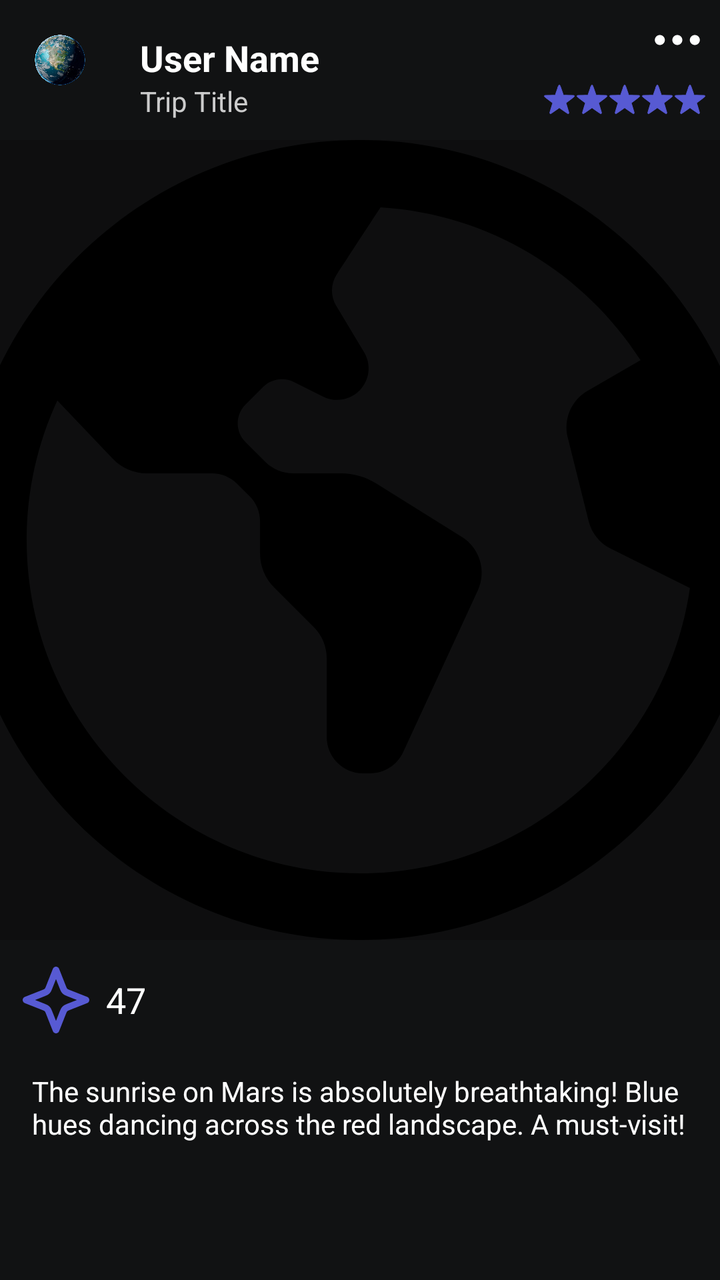
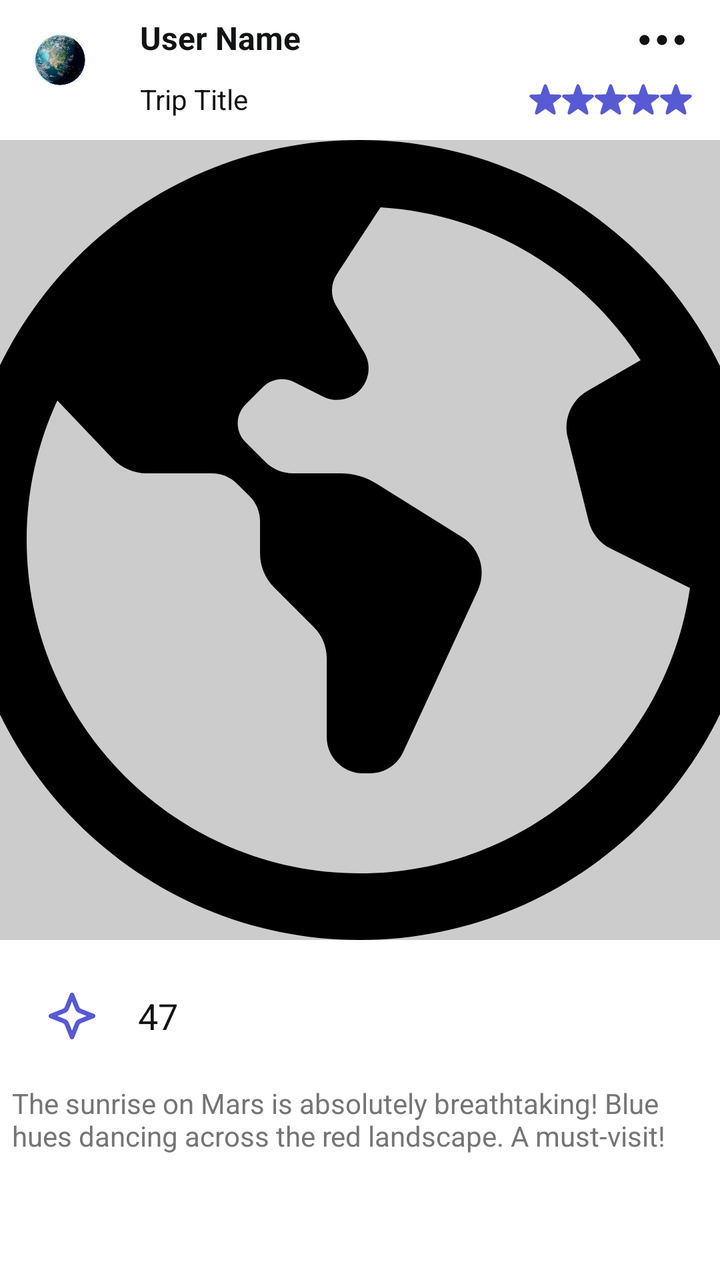

The first picture is an Android layout as it rendered before a commit; the second is the same layout after the commit. The layout source and the unified diff follow.
<!-- AndroidManifest.xml: application theme Theme.SpaceAdvisor -->
<!-- res/layout/item_post.xml -->
<?xml version="1.0" encoding="utf-8"?>
<androidx.constraintlayout.widget.ConstraintLayout xmlns:android="http://schemas.android.com/apk/res/android"
    xmlns:app="http://schemas.android.com/apk/res-auto"
    android:layout_width="match_parent"
    android:layout_height="wrap_content"
    android:layout_margin="10dp"
    android:background="@color/layout_background_primary"
    android:clickable="true"
    android:focusable="true"
    android:orientation="vertical">


    <RelativeLayout
        android:id="@+id/post_header_container"
        android:layout_width="match_parent"
        android:layout_height="60dp"
        app:layout_constraintEnd_toEndOf="parent"
        app:layout_constraintStart_toStartOf="parent"
        app:layout_constraintTop_toTopOf="parent">

        <ImageView
            android:id="@+id/user_profile_image_post_item"
            style="@style/ShapeAppearance.Material3.Corner.Full"
            android:layout_width="60dp"
            android:layout_height="60dp"
            android:layout_alignParentStart="true"
            android:src="@drawable/pic_profile" />

        <LinearLayout
            android:layout_width="wrap_content"
            android:layout_height="wrap_content"
            android:layout_alignParentBottom="true"
            android:layout_centerVertical="true"
            android:layout_marginStart="10dp"
            android:layout_toEndOf="@+id/user_profile_image_post_item"
            android:orientation="vertical">

            <TextView
                android:id="@+id/user_name_post_item"
                android:layout_width="wrap_content"
                android:layout_height="wrap_content"
                android:text="User Name"
                android:textColor="@color/text_primary"
                android:textSize="18sp"
                android:textStyle="bold" />

            <TextView
                android:id="@+id/trip_title_post_item"
                android:layout_width="wrap_content"
                android:layout_height="wrap_content"
                android:text="Trip Title"
                android:textColor="@color/text_quaternary_light"
                android:textSize="14sp" />
        </LinearLayout>

        <LinearLayout
            android:layout_width="wrap_content"
            android:layout_height="wrap_content"
            android:layout_alignParentEnd="true"
            android:layout_alignParentBottom="true"
            android:layout_marginEnd="5dp"
            android:orientation="horizontal">

            <ImageView
                android:id="@+id/rating_star_01_post_item"
                android:layout_width="20dp"
                android:layout_height="20dp"
                android:layout_marginEnd="-4dp"
                android:src="@drawable/ic_rating_star_filled" />

            <ImageView
                android:id="@+id/rating_star_02_post_item"
                android:layout_width="20dp"
                android:layout_height="20dp"
                android:layout_marginEnd="-4dp"
                android:src="@drawable/ic_rating_star_filled" />

            <ImageView
                android:id="@+id/rating_star_03_post_item"
                android:layout_width="20dp"
                android:layout_height="20dp"
                android:layout_marginEnd="-4dp"
                android:src="@drawable/ic_rating_star_filled" />

            <ImageView
                android:id="@+id/rating_star_04_post_item"
                android:layout_width="20dp"
                android:layout_height="20dp"
                android:layout_marginEnd="-4dp"
                android:src="@drawable/ic_rating_star_filled" />

            <ImageView
                android:id="@+id/rating_star_05_post_item"
                android:layout_width="20dp"
                android:layout_height="20dp"
                android:src="@drawable/ic_rating_star_filled" />

        </LinearLayout>

        <com.google.android.material.button.MaterialButton
            android:id="@+id/settings_btn_post_item"
            style="@style/Widget.Material3.Button.IconButton"
            android:layout_width="wrap_content"
            android:layout_height="40dp"
            android:layout_alignParentTop="true"
            android:layout_alignParentEnd="true"
            android:layout_marginEnd="-8dp"
            app:icon="@drawable/ic_dots"
            app:iconSize="30dp"
            app:iconTint="@color/icon_primary" />
    </RelativeLayout>

    <RelativeLayout
        android:id="@+id/post_image_container"
        android:layout_width="match_parent"
        android:layout_height="400dp"
        android:layout_marginTop="10dp"
        app:layout_constraintTop_toBottomOf="@+id/post_header_container">

        <ImageView
            android:id="@+id/image_post_item"
            android:layout_width="match_parent"
            android:layout_height="match_parent"
            android:background="@color/layout_background_primary"
            android:clickable="true"
            android:scaleType="centerCrop"
            android:src="@drawable/ic_home_earth" />

        <View
            android:layout_width="match_parent"
            android:layout_height="match_parent"
            android:background="@color/layout_background_transparent_black_20" />

    </RelativeLayout>

    <LinearLayout
        android:layout_width="match_parent"
        android:layout_height="wrap_content"
        android:layout_marginTop="10dp"
        android:orientation="vertical"
        app:layout_constraintTop_toBottomOf="@+id/post_image_container">


        <LinearLayout
            android:layout_width="wrap_content"
            android:layout_height="wrap_content"
            android:gravity="center_vertical"
            android:orientation="horizontal">

            <ImageView
                android:id="@+id/like_btn_post_item"
                android:layout_width="40dp"
                android:layout_height="40dp"
                android:layout_marginStart="8dp"
                android:src="@drawable/ic_star_outlined"
                app:tint="@color/btn_fill_tertiary" />

            <TextView
                android:id="@+id/like_counter_post_item"
                android:layout_width="wrap_content"
                android:layout_height="wrap_content"
                android:layout_marginStart="5dp"
                android:text="47"
                android:textColor="@color/text_primary"
                android:textSize="18sp" />

        </LinearLayout>

        <TextView
            android:id="@+id/description_post_item"
            android:layout_width="match_parent"
            android:layout_height="wrap_content"
            android:layout_marginStart="16dp"
            android:layout_marginTop="16dp"
            android:layout_marginBottom="34dp"
            android:text="The sunrise on Mars is absolutely breathtaking! Blue hues dancing across the red landscape. A must-visit!"
            android:textColor="@color/text_primary"
            android:textSize="14sp" />

    </LinearLayout>

    <com.google.android.material.card.MaterialCardView
        android:id="@+id/post_settings_btn_container"
        android:layout_width="wrap_content"
        android:layout_height="wrap_content"
        android:layout_marginEnd="45dp"
        android:visibility="gone"
        app:cardBackgroundColor="@color/layout_background_transparent_black_80"
        app:cardCornerRadius="16dp"
        app:cardElevation="0dp"
        app:layout_constraintEnd_toEndOf="parent"
        app:strokeColor="@color/layout_stroke_tertiary"
        app:strokeWidth="2dp">

        <LinearLayout
            android:layout_width="wrap_content"
            android:layout_height="wrap_content"
            android:orientation="vertical">

            <com.google.android.material.button.MaterialButton
                android:id="@+id/delete_btn_post_item"
                android:layout_width="150dp"
                android:layout_height="wrap_content"
                android:backgroundTint="@color/btn_fill_transparent"
                android:text="Delete"
                android:textColor="@color/text_alert"
                android:textSize="16sp" />

            <com.google.android.material.button.MaterialButton
                android:id="@+id/edit_btn_post_item"
                android:layout_width="150dp"
                android:layout_height="wrap_content"
                android:backgroundTint="@color/btn_fill_transparent"
                android:text="Edit"
                android:textColor="@color/text_primary"
                android:textSize="16sp" />

        </LinearLayout>

    </com.google.android.material.card.MaterialCardView>

</androidx.constraintlayout.widget.ConstraintLayout>
<!-- resources referenced by this layout -->
<resources>
  <color name="btn_fill_tertiary">@color/space_purple</color>
  <color name="btn_fill_transparent">@color/transparent</color>
  <color name="icon_primary">@color/white</color>
  <color name="layout_background_primary">@color/deep_black</color>
  <color name="layout_background_transparent_black_20">@color/transparent_black_20</color>
  <color name="layout_background_transparent_black_80">@color/transparent_black_80</color>
  <color name="layout_stroke_tertiary">@color/transparent_white_20</color>
  <color name="text_alert">@color/alert</color>
  <color name="text_primary">@color/white</color>
  <color name="text_quaternary_light">@color/gray_light</color>
  <!-- drawable ic_dots (drawable) -->
  <?xml version="1.0" encoding="utf-8"?>
  <vector xmlns:android="http://schemas.android.com/apk/res/android"
      android:width="24dp"
      android:height="24dp"
      android:viewportWidth="24"
      android:viewportHeight="24">
  
      <path
          android:fillColor="#000000"
          android:pathData="M5 10C6.10457 10 7 10.8954 7 12C7 13.1046 6.10457 14 5 14C3.89543 14 3 13.1046 3 12C3 10.8954 3.89543 10 5 10Z" />
      <path
          android:fillColor="#000000"
          android:pathData="M12 10C13.1046 10 14 10.8954 14 12C14 13.1046 13.1046 14 12 14C10.8954 14 10 13.1046 10 12C10 10.8954 10.8954 10 12 10Z" />
      <path
          android:fillColor="#000000"
          android:pathData="M21 12C21 10.8954 20.1046 10 19 10C17.8954 10 17 10.8954 17 12C17 13.1046 17.8954 14 19 14C20.1046 14 21 13.1046 21 12Z" />
  </vector>
  <!-- drawable ic_rating_star_filled: vector/xml drawable (drawable, 2072 chars, omitted) -->
  <!-- drawable ic_star_outlined (drawable) -->
  <?xml version="1.0" encoding="utf-8"?>
  <vector xmlns:android="http://schemas.android.com/apk/res/android"
      android:width="24dp"
      android:height="24dp"
      android:viewportWidth="24"
      android:viewportHeight="24">
  
      <path
          android:fillColor="#00000000"
          android:strokeColor="#000000"
          android:strokeWidth="2"
          android:strokeLineJoin="round"
          android:strokeLineCap="round"
          android:pathData="M12 3L14.0357 8.16153C14.2236 8.63799 14.3175 8.87622 14.4614 9.0771C14.5889 9.25516 14.7448 9.41106 14.9229 9.53859C15.1238 9.68245 15.362 9.77641 15.8385 9.96432L21 12L15.8385 14.0357C15.362 14.2236 15.1238 14.3175 14.9229 14.4614C14.7448 14.5889 14.5889 14.7448 14.4614 14.9229C14.3175 15.1238 14.2236 15.362 14.0357 15.8385L12 21L9.96432 15.8385C9.77641 15.362 9.68245 15.1238 9.53859 14.9229C9.41106 14.7448 9.25516 14.5889 9.0771 14.4614C8.87622 14.3175 8.63799 14.2236 8.16153 14.0357L3 12L8.16153 9.96432C8.63799 9.77641 8.87622 9.68245 9.0771 9.53859C9.25516 9.41106 9.41106 9.25516 9.53859 9.0771C9.68245 8.87622 9.77641 8.63799 9.96432 8.16153L12 3Z" />
  </vector>
  <style name="Theme.SpaceAdvisor" parent="Base.Theme.SpaceAdvisor" />
  <color name="space_purple">#575AD3</color>
  <color name="transparent">#00000000</color>
  <color name="white">#FFFFFFFF</color>
  <color name="deep_black">#111213</color>
  <color name="transparent_black_20">#33000000</color>
  <color name="transparent_black_80">#CD000000</color>
  <color name="transparent_white_20">#33FFFFFF</color>
  <color name="alert">@color/red_muted</color>
  <color name="gray_light">#CCCCCC</color>
  <style name="Base.Theme.SpaceAdvisor" parent="Theme.Material3.DayNight.NoActionBar">
          
      </style>
  <color name="red_muted">#B3261E</color>
  <!-- unchanged entries left out for length: 2 -->
</resources>

<!-- the commit's change to res/layout/item_post.xml (unified diff, before → after) -->
@@ -3,17 +3,17 @@
     xmlns:app="http://schemas.android.com/apk/res-auto"
     android:layout_width="match_parent"
     android:layout_height="wrap_content"
-    android:layout_margin="10dp"
-    android:background="@color/layout_background_primary"
+    android:layout_marginHorizontal="6dp"
+    android:layout_marginVertical="24dp"
+    android:background="@color/background"
     android:clickable="true"
-    android:focusable="true"
-    android:orientation="vertical">
-
-
-    <RelativeLayout
+    android:focusable="true">
+
+
+    <LinearLayout
         android:id="@+id/post_header_container"
         android:layout_width="match_parent"
-        android:layout_height="60dp"
+        android:layout_height="wrap_content"
         app:layout_constraintEnd_toEndOf="parent"
         app:layout_constraintStart_toStartOf="parent"
         app:layout_constraintTop_toTopOf="parent">
@@ -23,92 +23,108 @@
             style="@style/ShapeAppearance.Material3.Corner.Full"
             android:layout_width="60dp"
             android:layout_height="60dp"
-            android:layout_alignParentStart="true"
+            android:layout_gravity="center_vertical"
             android:src="@drawable/pic_profile" />
 
         <LinearLayout
-            android:layout_width="wrap_content"
+            android:layout_width="match_parent"
             android:layout_height="wrap_content"
-            android:layout_alignParentBottom="true"
-            android:layout_centerVertical="true"
-            android:layout_marginStart="10dp"
-            android:layout_toEndOf="@+id/user_profile_image_post_item"
             android:orientation="vertical">
 
-            <TextView
-                android:id="@+id/user_name_post_item"
-                android:layout_width="wrap_content"
-                android:layout_height="wrap_content"
-                android:text="User Name"
-                android:textColor="@color/text_primary"
-                android:textSize="18sp"
-                android:textStyle="bold" />
-
-            <TextView
-                android:id="@+id/trip_title_post_item"
-                android:layout_width="wrap_content"
-                android:layout_height="wrap_content"
-                android:text="Trip Title"
-                android:textColor="@color/text_quaternary_light"
-                android:textSize="14sp" />
+            <RelativeLayout
+                android:layout_width="match_parent"
+                android:layout_height="wrap_content"
+                android:layout_marginStart="10dp">
+
+                <TextView
+                    android:id="@+id/user_name_post_item"
+                    android:layout_width="wrap_content"
+                    android:layout_height="wrap_content"
+                    android:layout_alignStart="@+id/settings_btn_post_item"
+                    android:layout_alignParentStart="true"
+                    android:layout_marginTop="8dp"
+                    android:text="User Name"
+                    android:textColor="@color/title"
+                    android:textSize="16sp"
+                    android:textStyle="bold" />
+
+                <com.google.android.material.button.MaterialButton
+                    android:id="@+id/settings_btn_post_item"
+                    style="@style/Widget.Material3.Button.IconButton"
+                    android:layout_width="wrap_content"
+                    android:layout_height="40dp"
+                    android:layout_alignParentEnd="true"
+                    app:icon="@drawable/ic_dots"
+                    app:iconSize="30dp"
+                    app:iconTint="@color/icon" />
+
+            </RelativeLayout>
+
+            <RelativeLayout
+                android:layout_width="match_parent"
+                android:layout_height="wrap_content"
+                android:layout_marginStart="10dp"
+                android:orientation="vertical">
+
+                <TextView
+                    android:id="@+id/trip_title_post_item"
+                    android:layout_width="wrap_content"
+                    android:layout_height="wrap_content"
+                    android:layout_alignStart="@+id/rating_star_container"
+                    android:layout_alignParentStart="true"
+                    android:text="Trip Title"
+                    android:textColor="@color/subtitle"
+                    android:textSize="14sp" />
+
+                <LinearLayout
+                    android:id="@+id/rating_star_container"
+                    android:layout_width="wrap_content"
+                    android:layout_height="wrap_content"
+                    android:layout_alignParentEnd="true"
+                    android:layout_marginEnd="12dp"
+                    android:orientation="horizontal">
+
+                    <ImageView
+                        android:id="@+id/rating_star_01_post_item"
+                        android:layout_width="20dp"
+                        android:layout_height="20dp"
+                        android:layout_marginEnd="-4dp"
+                        android:src="@drawable/ic_rating_star_filled" />
+
+                    <ImageView
+                        android:id="@+id/rating_star_02_post_item"
+                        android:layout_width="20dp"
+                        android:layout_height="20dp"
+                        android:layout_marginEnd="-4dp"
+                        android:src="@drawable/ic_rating_star_filled" />
+
+                    <ImageView
+                        android:id="@+id/rating_star_03_post_item"
+                        android:layout_width="20dp"
+                        android:layout_height="20dp"
+                        android:layout_marginEnd="-4dp"
+                        android:src="@drawable/ic_rating_star_filled" />
+
+                    <ImageView
+                        android:id="@+id/rating_star_04_post_item"
+                        android:layout_width="20dp"
+                        android:layout_height="20dp"
+                        android:layout_marginEnd="-4dp"
+                        android:src="@drawable/ic_rating_star_filled" />
+
+                    <ImageView
+                        android:id="@+id/rating_star_05_post_item"
+                        android:layout_width="20dp"
+                        android:layout_height="20dp"
+                        android:src="@drawable/ic_rating_star_filled" />
+
+                </LinearLayout>
+
+            </RelativeLayout>
+
         </LinearLayout>
 
-        <LinearLayout
-            android:layout_width="wrap_content"
-            android:layout_height="wrap_content"
-            android:layout_alignParentEnd="true"
-            android:layout_alignParentBottom="true"
-            android:layout_marginEnd="5dp"
-            android:orientation="horizontal">
-
-            <ImageView
-                android:id="@+id/rating_star_01_post_item"
-                android:layout_width="20dp"
-                android:layout_height="20dp"
-                android:layout_marginEnd="-4dp"
-                android:src="@drawable/ic_rating_star_filled" />
-
-            <ImageView
-                android:id="@+id/rating_star_02_post_item"
-                android:layout_width="20dp"
-                android:layout_height="20dp"
-                android:layout_marginEnd="-4dp"
-                android:src="@drawable/ic_rating_star_filled" />
-
-            <ImageView
-                android:id="@+id/rating_star_03_post_item"
-                android:layout_width="20dp"
-                android:layout_height="20dp"
-                android:layout_marginEnd="-4dp"
-                android:src="@drawable/ic_rating_star_filled" />
-
-            <ImageView
-                android:id="@+id/rating_star_04_post_item"
-                android:layout_width="20dp"
-                android:layout_height="20dp"
-                android:layout_marginEnd="-4dp"
-                android:src="@drawable/ic_rating_star_filled" />
-
-            <ImageView
-                android:id="@+id/rating_star_05_post_item"
-                android:layout_width="20dp"
-                android:layout_height="20dp"
-                android:src="@drawable/ic_rating_star_filled" />
-
-        </LinearLayout>
-
-        <com.google.android.material.button.MaterialButton
-            android:id="@+id/settings_btn_post_item"
-            style="@style/Widget.Material3.Button.IconButton"
-            android:layout_width="wrap_content"
-            android:layout_height="40dp"
-            android:layout_alignParentTop="true"
-            android:layout_alignParentEnd="true"
-            android:layout_marginEnd="-8dp"
-            app:icon="@drawable/ic_dots"
-            app:iconSize="30dp"
-            app:iconTint="@color/icon_primary" />
-    </RelativeLayout>
+    </LinearLayout>
 
     <RelativeLayout
         android:id="@+id/post_image_container"
@@ -121,7 +137,7 @@
             android:id="@+id/image_post_item"
             android:layout_width="match_parent"
             android:layout_height="match_parent"
-            android:background="@color/layout_background_primary"
+            android:background="@color/background"
             android:clickable="true"
             android:scaleType="centerCrop"
             android:src="@drawable/ic_home_earth" />
@@ -129,11 +145,12 @@
         <View
             android:layout_width="match_parent"
             android:layout_height="match_parent"
-            android:background="@color/layout_background_transparent_black_20" />
+            android:background="@color/transparent_black_20" />
 
     </RelativeLayout>
 
     <LinearLayout
+        android:id="@+id/post_footer_container"
         android:layout_width="match_parent"
         android:layout_height="wrap_content"
         android:layout_marginTop="10dp"
@@ -147,13 +164,16 @@
             android:gravity="center_vertical"
             android:orientation="horizontal">
 
-            <ImageView
+            <com.google.android.material.button.MaterialButton
                 android:id="@+id/like_btn_post_item"
-                android:layout_width="40dp"
-                android:layout_height="40dp"
+                style="@style/Widget.Material3.Button.IconButton"
+                android:layout_width="wrap_content"
+                android:layout_height="wrap_content"
                 android:layout_marginStart="8dp"
                 android:src="@drawable/ic_star_outlined"
-                app:tint="@color/btn_fill_tertiary" />
+                app:icon="@drawable/ic_star_outlined"
+                app:iconSize="28dp"
+                app:iconTint="?attr/customColorPrimary" />
 
             <TextView
                 android:id="@+id/like_counter_post_item"
@@ -161,7 +181,7 @@
                 android:layout_height="wrap_content"
                 android:layout_marginStart="5dp"
                 android:text="47"
-                android:textColor="@color/text_primary"
+                android:textColor="@color/title"
                 android:textSize="18sp" />
 
         </LinearLayout>
@@ -170,53 +190,12 @@
             android:id="@+id/description_post_item"
             android:layout_width="match_parent"
             android:layout_height="wrap_content"
-            android:layout_marginStart="16dp"
-            android:layout_marginTop="16dp"
-            android:layout_marginBottom="34dp"
+            android:layout_marginStart="6dp"
+            android:layout_marginTop="6dp"
             android:text="The sunrise on Mars is absolutely breathtaking! Blue hues dancing across the red landscape. A must-visit!"
-            android:textColor="@color/text_primary"
+            android:textColor="@color/body"
             android:textSize="14sp" />
 
     </LinearLayout>
 
-    <com.google.android.material.card.MaterialCardView
-        android:id="@+id/post_settings_btn_container"
-        android:layout_width="wrap_content"
-        android:layout_height="wrap_content"
-        android:layout_marginEnd="45dp"
-        android:visibility="gone"
-        app:cardBackgroundColor="@color/layout_background_transparent_black_80"
-        app:cardCornerRadius="16dp"
-        app:cardElevation="0dp"
-        app:layout_constraintEnd_toEndOf="parent"
-        app:strokeColor="@color/layout_stroke_tertiary"
-        app:strokeWidth="2dp">
-
-        <LinearLayout
-            android:layout_width="wrap_content"
-            android:layout_height="wrap_content"
-            android:orientation="vertical">
-
-            <com.google.android.material.button.MaterialButton
-                android:id="@+id/delete_btn_post_item"
-                android:layout_width="150dp"
-                android:layout_height="wrap_content"
-                android:backgroundTint="@color/btn_fill_transparent"
-                android:text="Delete"
-                android:textColor="@color/text_alert"
-                android:textSize="16sp" />
-
-            <com.google.android.material.button.MaterialButton
-                android:id="@+id/edit_btn_post_item"
-                android:layout_width="150dp"
-                android:layout_height="wrap_content"
-                android:backgroundTint="@color/btn_fill_transparent"
-                android:text="Edit"
-                android:textColor="@color/text_primary"
-                android:textSize="16sp" />
-
-        </LinearLayout>
-
-    </com.google.android.material.card.MaterialCardView>
-
 </androidx.constraintlayout.widget.ConstraintLayout>
<!-- resource entries referenced after the edit -->
@@ -1,15 +1,10 @@
 <!-- resources referenced by this layout -->
 <resources>
-  <color name="btn_fill_tertiary">@color/space_purple</color>
-  <color name="btn_fill_transparent">@color/transparent</color>
-  <color name="icon_primary">@color/white</color>
-  <color name="layout_background_primary">@color/deep_black</color>
-  <color name="layout_background_transparent_black_20">@color/transparent_black_20</color>
-  <color name="layout_background_transparent_black_80">@color/transparent_black_80</color>
-  <color name="layout_stroke_tertiary">@color/transparent_white_20</color>
-  <color name="text_alert">@color/alert</color>
-  <color name="text_primary">@color/white</color>
-  <color name="text_quaternary_light">@color/gray_light</color>
+  <color name="background">@color/white</color>
+  <color name="body">@color/gray_dark</color>
+  <color name="icon">@color/secondary</color>
+  <color name="subtitle">@color/secondary</color>
+  <color name="title">@color/secondary</color>
   <!-- drawable ic_dots (drawable) -->
   <?xml version="1.0" encoding="utf-8"?>
   <vector xmlns:android="http://schemas.android.com/apk/res/android"
@@ -28,7 +23,7 @@
           android:fillColor="#000000"
           android:pathData="M21 12C21 10.8954 20.1046 10 19 10C17.8954 10 17 10.8954 17 12C17 13.1046 17.8954 14 19 14C20.1046 14 21 13.1046 21 12Z" />
   </vector>
-  <!-- drawable ic_rating_star_filled: vector/xml drawable (drawable, 2072 chars, omitted) -->
+  <!-- drawable ic_rating_star_filled: vector/xml drawable (drawable, 2082 chars, omitted) -->
   <!-- drawable ic_star_outlined (drawable) -->
   <?xml version="1.0" encoding="utf-8"?>
   <vector xmlns:android="http://schemas.android.com/apk/res/android"
@@ -45,20 +40,35 @@
           android:strokeLineCap="round"
           android:pathData="M12 3L14.0357 8.16153C14.2236 8.63799 14.3175 8.87622 14.4614 9.0771C14.5889 9.25516 14.7448 9.41106 14.9229 9.53859C15.1238 9.68245 15.362 9.77641 15.8385 9.96432L21 12L15.8385 14.0357C15.362 14.2236 15.1238 14.3175 14.9229 14.4614C14.7448 14.5889 14.5889 14.7448 14.4614 14.9229C14.3175 15.1238 14.2236 15.362 14.0357 15.8385L12 21L9.96432 15.8385C9.77641 15.362 9.68245 15.1238 9.53859 14.9229C9.41106 14.7448 9.25516 14.5889 9.0771 14.4614C8.87622 14.3175 8.63799 14.2236 8.16153 14.0357L3 12L8.16153 9.96432C8.63799 9.77641 8.87622 9.68245 9.0771 9.53859C9.25516 9.41106 9.41106 9.25516 9.53859 9.0771C9.68245 8.87622 9.77641 8.63799 9.96432 8.16153L12 3Z" />
   </vector>
-  <style name="Theme.SpaceAdvisor" parent="Base.Theme.SpaceAdvisor" />
+  <style name="Theme.SpaceAdvisor" parent="Base.Theme.SpaceAdvisor">
+          <item name="colorPrimary">@color/primary</item>
+          <item name="customColorPrimary">@color/primary</item>
+          <item name="customColorPrimaryGlow">@color/primary_glow</item>
+          <item name="customColorPrimaryFaded">@color/primary_faded</item>
+          <item name="customColorPrimaryLight">@color/primary_light</item>
+          <item name="customColorPrimaryVariant">@color/primary_variant</item>
+          <item name="customColorPrimaryVariantFaded">@color/primary_variant_faded</item>
+      </style>
   <color name="space_purple">#575AD3</color>
-  <color name="transparent">#00000000</color>
+  <color name="space_purple_glow">#48575AD3</color>
+  <color name="space_purple_faded">#50A0A0FF</color>
+  <color name="space_purple_light">#A0A0FF</color>
+  <color name="space_pink">#AE52D4</color>
+  <color name="space_pink_faded">#20AE52D4</color>
   <color name="white">#FFFFFFFF</color>
+  <color name="gray_dark">#757575</color>
+  <color name="secondary">@color/deep_black</color>
   <color name="deep_black">#111213</color>
   <color name="transparent_black_20">#33000000</color>
-  <color name="transparent_black_80">#CD000000</color>
-  <color name="transparent_white_20">#33FFFFFF</color>
-  <color name="alert">@color/red_muted</color>
-  <color name="gray_light">#CCCCCC</color>
   <style name="Base.Theme.SpaceAdvisor" parent="Theme.Material3.DayNight.NoActionBar">
-          
+          <item name="colorPrimary">@color/primary</item>
       </style>
-  <color name="red_muted">#B3261E</color>
+  <color name="primary">@color/space_purple</color>
+  <color name="primary_glow">@color/space_purple_glow</color>
+  <color name="primary_faded">@color/space_purple_faded</color>
+  <color name="primary_light">@color/space_purple_light</color>
+  <color name="primary_variant">@color/space_pink</color>
+  <color name="primary_variant_faded">@color/space_pink_faded</color>
   <!-- unchanged entries left out for length: 2 -->
 </resources>
 
